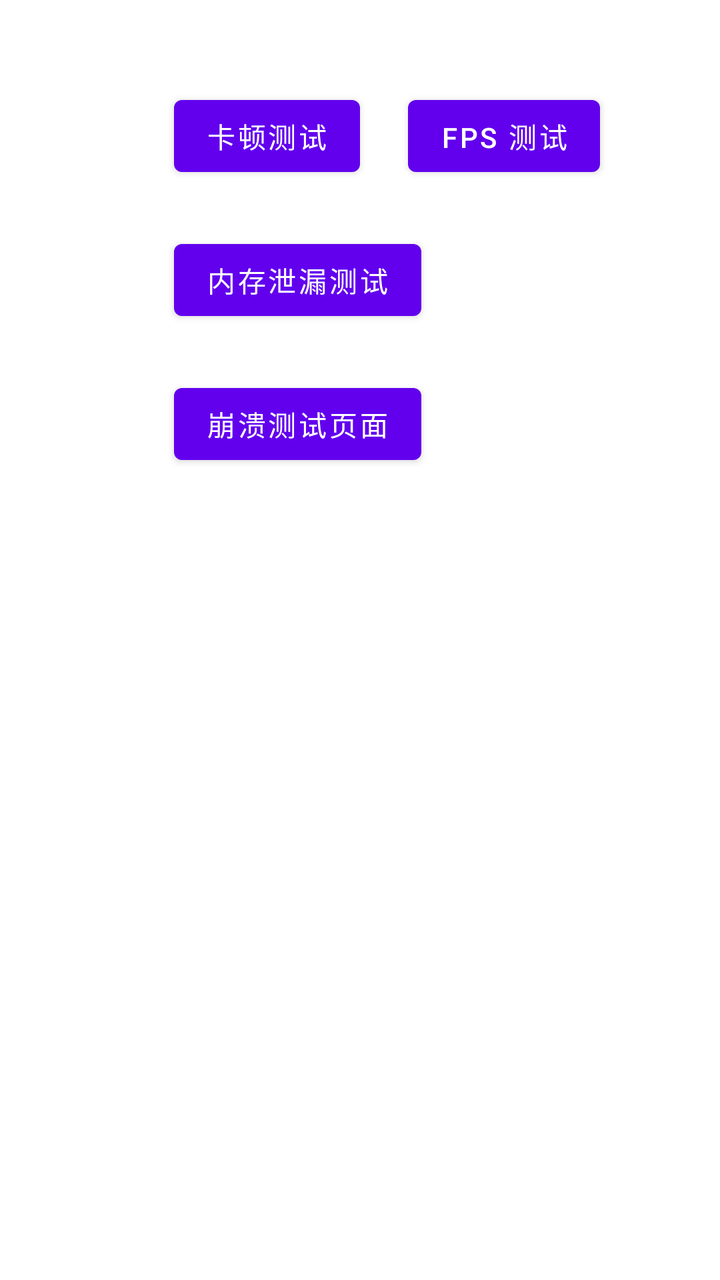
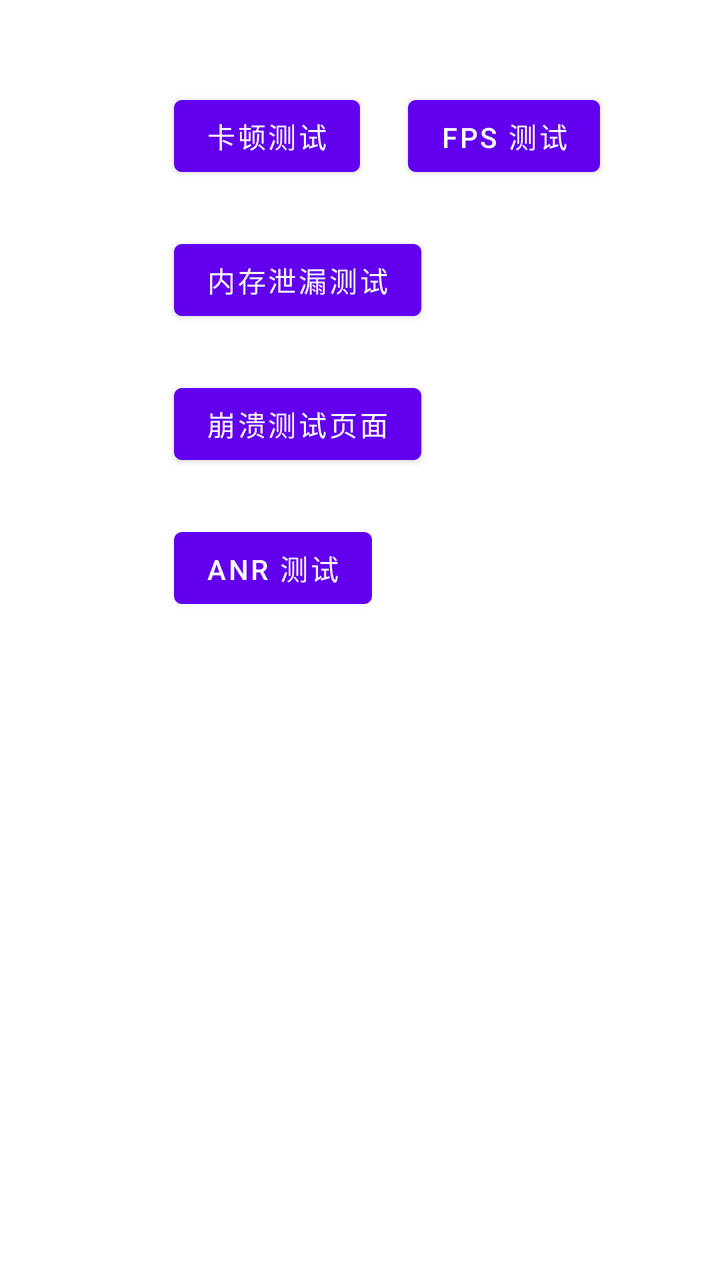

An Android layout rendered at two revisions. The XML below is the earlier revision; the diff shows what the commit changed to produce the second picture.
<!-- AndroidManifest.xml: application theme Theme.Performance -->
<!-- res/layout/activity_main.xml -->
<?xml version="1.0" encoding="utf-8"?>
<androidx.constraintlayout.widget.ConstraintLayout xmlns:android="http://schemas.android.com/apk/res/android"
    xmlns:app="http://schemas.android.com/apk/res-auto"
    xmlns:tools="http://schemas.android.com/tools"
    android:id="@+id/main"
    android:layout_width="match_parent"
    android:layout_height="match_parent"
    tools:context=".MainActivity">

    <Button
        android:id="@+id/jankTestButton"
        android:layout_width="wrap_content"
        android:layout_height="wrap_content"
        android:layout_marginStart="87dp"
        android:layout_marginTop="44dp"
        android:text="@string/jank_test_entry"
        app:layout_constraintStart_toStartOf="parent"
        app:layout_constraintTop_toTopOf="parent" />

    <Button
        android:id="@+id/fpsTestButton"
        android:layout_width="wrap_content"
        android:layout_height="wrap_content"
        android:layout_marginStart="24dp"
        android:layout_marginTop="44dp"
        android:text="FPS 测试"
        app:layout_constraintStart_toEndOf="@id/jankTestButton"
        app:layout_constraintTop_toTopOf="parent" />

    <Button
        android:id="@+id/memoryLeakTestButton"
        android:layout_width="wrap_content"
        android:layout_height="wrap_content"
        android:layout_marginStart="87dp"
        android:layout_marginTop="24dp"
        android:text="@string/memory_leak_test_entry"
        app:layout_constraintStart_toStartOf="parent"
        app:layout_constraintTop_toBottomOf="@id/jankTestButton" />

    <Button
        android:id="@+id/crashCasesPageButton"
        android:layout_width="wrap_content"
        android:layout_height="wrap_content"
        android:layout_marginTop="24dp"
        android:text="@string/crash_cases_entry"
        app:layout_constraintStart_toStartOf="@id/memoryLeakTestButton"
        app:layout_constraintTop_toBottomOf="@id/memoryLeakTestButton" />
</androidx.constraintlayout.widget.ConstraintLayout>
<!-- resources referenced by this layout -->
<resources>
  <string name="crash_cases_entry">崩溃测试页面</string>
  <string name="jank_test_entry">卡顿测试</string>
  <string name="memory_leak_test_entry">内存泄漏测试</string>
  <style name="Theme.Performance" parent="Theme.MaterialComponents.DayNight.DarkActionBar">
          
          <item name="colorPrimary">@color/purple_500</item>
          <item name="colorPrimaryVariant">@color/purple_700</item>
          <item name="colorOnPrimary">@color/white</item>
          
          <item name="colorSecondary">@color/teal_200</item>
          <item name="colorSecondaryVariant">@color/teal_700</item>
          <item name="colorOnSecondary">@color/black</item>
          
          <item name="android:statusBarColor">?attr/colorPrimaryVariant</item>
          
      </style>
  <color name="purple_500">#FF6200EE</color>
  <color name="purple_700">#FF3700B3</color>
  <color name="white">#FFFFFFFF</color>
  <color name="teal_200">#FF03DAC5</color>
  <color name="teal_700">#FF018786</color>
  <color name="black">#FF000000</color>
</resources>

<!-- the commit's change to res/layout/activity_main.xml (unified diff, before → after) -->
@@ -45,4 +45,13 @@
         android:text="@string/crash_cases_entry"
         app:layout_constraintStart_toStartOf="@id/memoryLeakTestButton"
         app:layout_constraintTop_toBottomOf="@id/memoryLeakTestButton" />
+
+    <Button
+        android:id="@+id/anrTestButton"
+        android:layout_width="wrap_content"
+        android:layout_height="wrap_content"
+        android:layout_marginTop="24dp"
+        android:text="ANR 测试"
+        app:layout_constraintStart_toStartOf="@id/crashCasesPageButton"
+        app:layout_constraintTop_toBottomOf="@id/crashCasesPageButton" />
 </androidx.constraintlayout.widget.ConstraintLayout>
